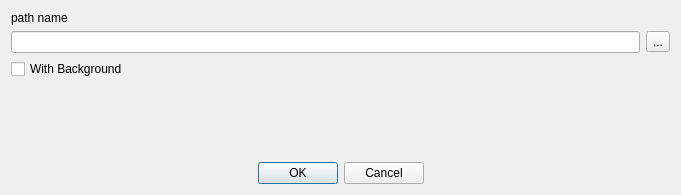
This is src/gui/dialogs/painter_image.ui in cppd/math as Qt 5 draws it before an edit. The edited form follows.
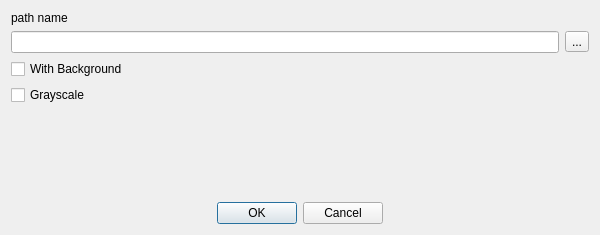
This is the edited form.

Commit message: painter image

The edit to the form file:
```diff
--- a/src/gui/dialogs/painter_image.ui
+++ b/src/gui/dialogs/painter_image.ui
@@ -6,10 +6,16 @@
    <rect>
     <x>0</x>
     <y>0</y>
-    <width>681</width>
-    <height>195</height>
+    <width>600</width>
+    <height>235</height>
    </rect>
   </property>
+  <property name="minimumSize">
+   <size>
+    <width>600</width>
+    <height>0</height>
+   </size>
+  </property>
   <property name="windowTitle">
    <string>Dialog</string>
   </property>
@@ -42,6 +48,13 @@
      </property>
     </widget>
    </item>
+   <item>
+    <widget class="QCheckBox" name="checkBox_grayscale">
+     <property name="text">
+      <string>Grayscale</string>
+     </property>
+    </widget>
+   </item>
    <item>
     <spacer name="verticalSpacer">
      <property name="orientation">
```
The commit also changes 3 other files.
